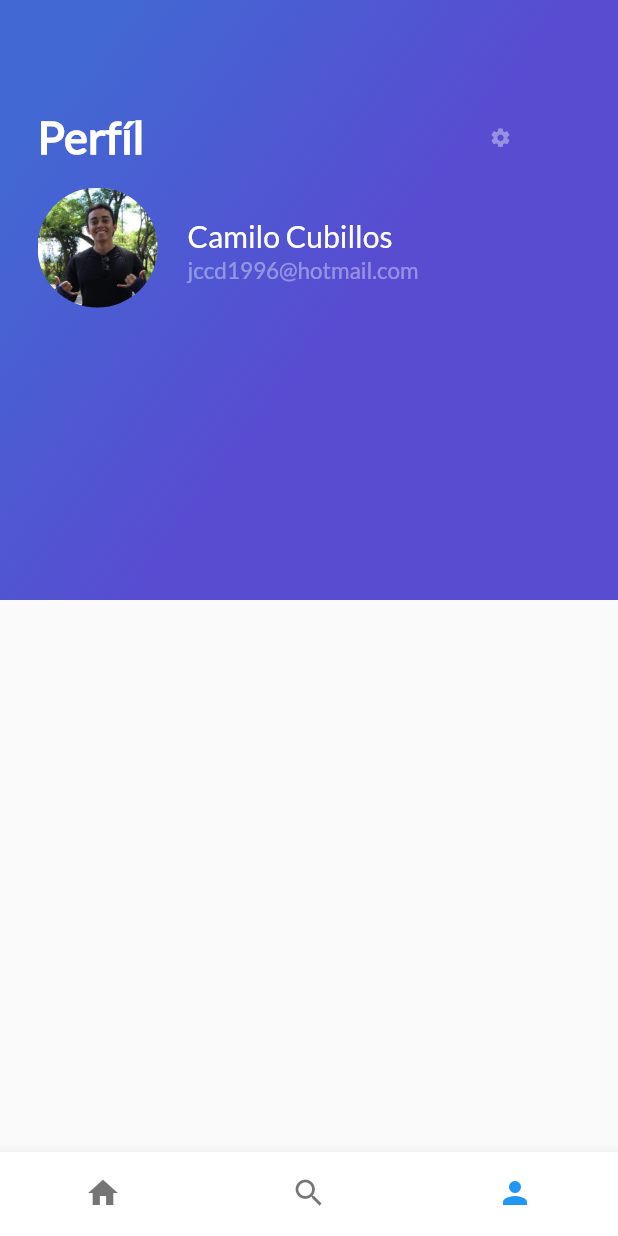
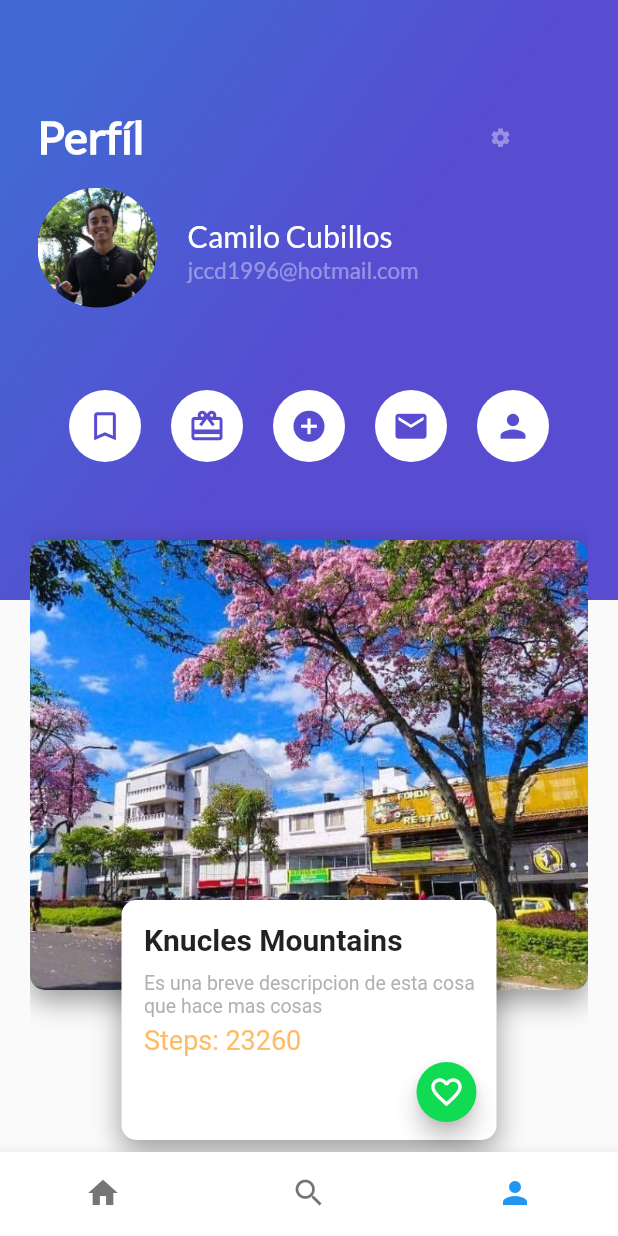
Before and after one commit to jccd1996/trips_tolima, a Flutter app: the screen it shows after launch, item 3 of the bottom bar chosen, on a phone screen of 412 x 824 dp. Run offline on Flutter 3.47's test engine with Material 2 defaults, Android fonts, the phone set to English and light mode, and no system bars; missing offline and left inert: dart:ffi.

Commit message:
Added - Profile info

```diff
--- /dev/null
+++ b/lib/button_profile.dart
@@ -0,0 +1,37 @@
+import 'package:flutter/material.dart';
+
+class ButtonProfile extends StatefulWidget{
+
+  final Icon iconImage;
+  final double size;
+  ButtonProfile(this.iconImage, this.size);
+
+  @override
+  State<StatefulWidget> createState() {
+    return _ButtonProfile();
+  }
+}
+
+class _ButtonProfile extends State<ButtonProfile>{
+
+  @override
+  Widget build(BuildContext context) {
+    return Material(
+      color: Colors.transparent,
+      child: Center(
+        child: Ink(
+          decoration: const ShapeDecoration(
+            color: Colors.white,
+            shape: CircleBorder(),
+          ),
+          child: IconButton(
+            icon: widget.iconImage,
+            color: Color(0xFF584CD1),
+            iconSize: widget.size,
+            onPressed: () {},
+          ),
+        ),
+      ),
+    );
+  }
+}
--- /dev/null
+++ b/lib/card_image_list_profile.dart
@@ -0,0 +1,32 @@
+import 'package:flutter/material.dart';
+
+import 'card_image_profile.dart';
+
+class CardImageListProfile extends StatelessWidget{
+
+
+
+  @override
+  Widget build(BuildContext context) {
+    return
+      Center(
+          child: Container(
+            margin: const EdgeInsets.only(top: 300,left: 20,right: 20),
+            height: (MediaQuery.of(context).size.height),
+
+            child: ListView(
+              scrollDirection: Axis.vertical,
+              children: <Widget>[
+                CardImageProfile("assets/img/ibague1.jpg"),
+                CardImageProfile("assets/img/ibague2.jpg"),
+                CardImageProfile("assets/img/ibague3.jpeg"),
+                CardImageProfile("assets/img/ibague4.jpg"),
+                CardImageProfile("assets/img/ibague5.jpg")
+              ],
+            ),
+          )
+      );
+
+  }
+
+}
--- /dev/null
+++ b/lib/card_image_profile.dart
@@ -0,0 +1,98 @@
+import 'package:flutter/material.dart';
+import 'package:trips_tolima/floating_action_button_green.dart';
+
+class CardImageProfile extends StatelessWidget {
+  String pathImage = "assets/img/ibague1.jpg";
+
+  CardImageProfile(this.pathImage);
+
+  @override
+  Widget build(BuildContext context) {
+    final card = Center(
+        child: Container(
+            alignment: Alignment(0.0, 0.0),
+            height: 300.0,
+            width: 400,
+            margin: EdgeInsets.only(
+              top: 60.0,
+            ),
+            decoration: BoxDecoration(
+                image: DecorationImage(
+                    fit: BoxFit.cover, image: AssetImage(pathImage)),
+                borderRadius: BorderRadius.all(Radius.circular(10.0)),
+                shape: BoxShape.rectangle,
+                boxShadow: <BoxShadow>[
+                  BoxShadow(
+                      color: Colors.black38,
+                      blurRadius: 15.0,
+                      offset: Offset(0.0, 7.0))
+                ])));
+    final buttonFav = Container(
+      child: FloatingActionButtonGreen(),
+      alignment: Alignment(0.9, 0.0),
+    );
+    final title = new Text(
+      'Knucles Mountains',
+      textAlign: TextAlign.start,
+      style: TextStyle(fontWeight: FontWeight.bold, fontSize: 20),
+    );
+
+    final textDescription = Container(
+        margin: EdgeInsets.only(top: 10.0),
+        child: new Text(
+          'Es una breve descripcion de esta cosa que hace mas cosas',
+          textAlign: TextAlign.start,
+          style: TextStyle(fontSize: 13, color: Colors.grey.withOpacity(0.8)),
+        ));
+
+    final steps = Container(
+        margin: EdgeInsets.only(top: 5.0),
+        child: new Text(
+          'Steps: 23260',
+          textAlign: TextAlign.start,
+          style: TextStyle(
+              fontSize: 18, color: Colors.orangeAccent.withOpacity(0.8)),
+        ));
+
+    final description = Column(
+      crossAxisAlignment: CrossAxisAlignment.start,
+      children: <Widget>[
+        title,
+        textDescription,
+        steps,
+        buttonFav
+      ],
+    );
+
+    final cardContainer = Center(
+      child: Container(
+          alignment: Alignment(-1.0, 0.0),
+          height: 160.0,
+          width: 250,
+          padding: const EdgeInsets.only(left: 15, top: 15),
+          margin: EdgeInsets.only(top: 300.0),
+          decoration: BoxDecoration(
+              color: Colors.white,
+              borderRadius: BorderRadius.all(Radius.circular(10.0)),
+              shape: BoxShape.rectangle,
+              boxShadow: <BoxShadow>[
+                BoxShadow(
+                    color: Colors.black38,
+                    blurRadius: 15.0,
+                    offset: Offset(0.0, 7.0))
+              ]),
+          child: description),
+    );
+
+    final cardDescription = Column(
+      children: <Widget>[cardContainer],
+    );
+
+    return Stack(
+      children: <Widget>[
+        card,
+        cardDescription,
+      ],
+    );
+  }
+}
--- a/lib/gradient_profile.dart
+++ b/lib/gradient_profile.dart
@@ -35,7 +35,7 @@ class GradientProfile extends StatelessWidget{
     final userDetail = Row(
       children: <Widget>[
         profile,
-        iconSettings
+        iconSettings,
       ],
     );
 
--- a/lib/header_profile.dart
+++ b/lib/header_profile.dart
@@ -1,17 +1,63 @@
 import 'package:flutter/material.dart';
+import 'package:trips_tolima/button_profile.dart';
+import 'package:trips_tolima/card_image_list.dart';
+import 'package:trips_tolima/card_image_list_profile.dart';
 import 'package:trips_tolima/gradient_profile.dart';
 import 'package:trips_tolima/info_profile.dart';
 
-class HeaderProfile extends StatelessWidget{
+class HeaderProfile extends StatelessWidget {
+
 
   @override
   Widget build(BuildContext context) {
+    final double sizeIcon = 25.0;
+    Icon tag = Icon(Icons.turned_in_not, size: sizeIcon);
+    Icon cardGift = Icon(Icons.card_giftcard, size: sizeIcon);
+    Icon plus = Icon(Icons.add_circle, size: sizeIcon);
+    Icon mail = Icon(Icons.mail, size: sizeIcon);
+    Icon user = Icon(Icons.person, size: sizeIcon);
+
+
+    final bTag = Container(
+      child: ButtonProfile(tag,sizeIcon),
+      margin: const EdgeInsets.only(left: 10.0, right: 10.0, bottom: 200.0),
+    );
+
+    final bCardGift = Container(
+      child: ButtonProfile(cardGift,sizeIcon),
+      margin: const EdgeInsets.only(left: 10.0, right: 10.0, bottom: 200.0),
+    );
+    final bPlus = Container(
+      child: ButtonProfile(plus,sizeIcon),
+      margin: const EdgeInsets.only(left: 10.0, right: 10.0, bottom: 200.0),
+    );
+    final bMail = Container(
+      child: ButtonProfile(mail,sizeIcon),
+      margin: const EdgeInsets.only(left: 10.0, right: 10.0, bottom: 200.0),
+    );
+    final bUser = Container(
+      child: ButtonProfile(user,sizeIcon),
+      margin: const EdgeInsets.only(left: 10.0, right: 10.0,bottom: 200.0),
+    );
+
+    final optionsProfile = Row(
+      mainAxisAlignment: MainAxisAlignment.center,
+      crossAxisAlignment: CrossAxisAlignment.center,
+      children: <Widget>[
+        bTag,
+        bCardGift,
+        bPlus,
+        bMail,
+        bUser
+      ],
+    );
+
     return Stack(
       children: <Widget>[
         GradientProfile("Perfíl"),
-        InfoProfile()
+        InfoProfile(),
+        optionsProfile,
       ],
     );
   }
-
 }
--- a/lib/info_profile.dart
+++ b/lib/info_profile.dart
@@ -1,6 +1,7 @@
 import 'dart:ffi';
 
 import 'package:flutter/material.dart';
+import 'package:trips_tolima/button_profile.dart';
 
 
 class InfoProfile extends StatelessWidget{
@@ -65,6 +66,8 @@ class InfoProfile extends StatelessWidget{
       ),
     );
 
+
+
     final userDetail = Column(
 
       crossAxisAlignment: CrossAxisAlignment.start,
@@ -73,11 +76,14 @@ class InfoProfile extends StatelessWidget{
         userEmail,
       ],
     );
+
+
     return Row(
       crossAxisAlignment: CrossAxisAlignment.start,
       children: <Widget>[
         photo,
         userDetail,
+        //optionsProfile
       ],
     );
   }
--- a/lib/profile_trips.dart
+++ b/lib/profile_trips.dart
@@ -1,15 +1,18 @@
 import 'package:flutter/material.dart';
 import 'package:trips_tolima/header_profile.dart';
+
+import 'card_image_list_profile.dart';
 
 class ProfileTrips extends StatelessWidget{
 
 
   @override
   Widget build(BuildContext context) {
-    // TODO: implement build
+
     return Stack(
       children: <Widget>[
-        HeaderProfile()
+        HeaderProfile(),
+        CardImageListProfile()
       ],
     );
   }
```
Also changed, not shown: lib/main.dart (+5 -10 lines), 1 other file.
